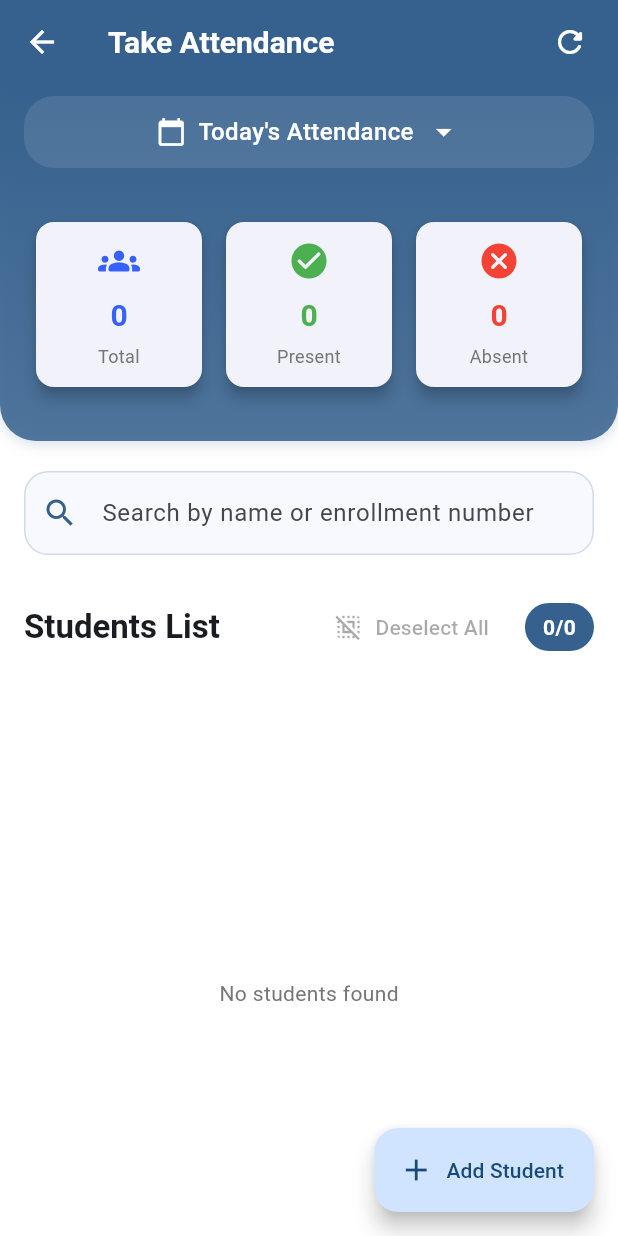
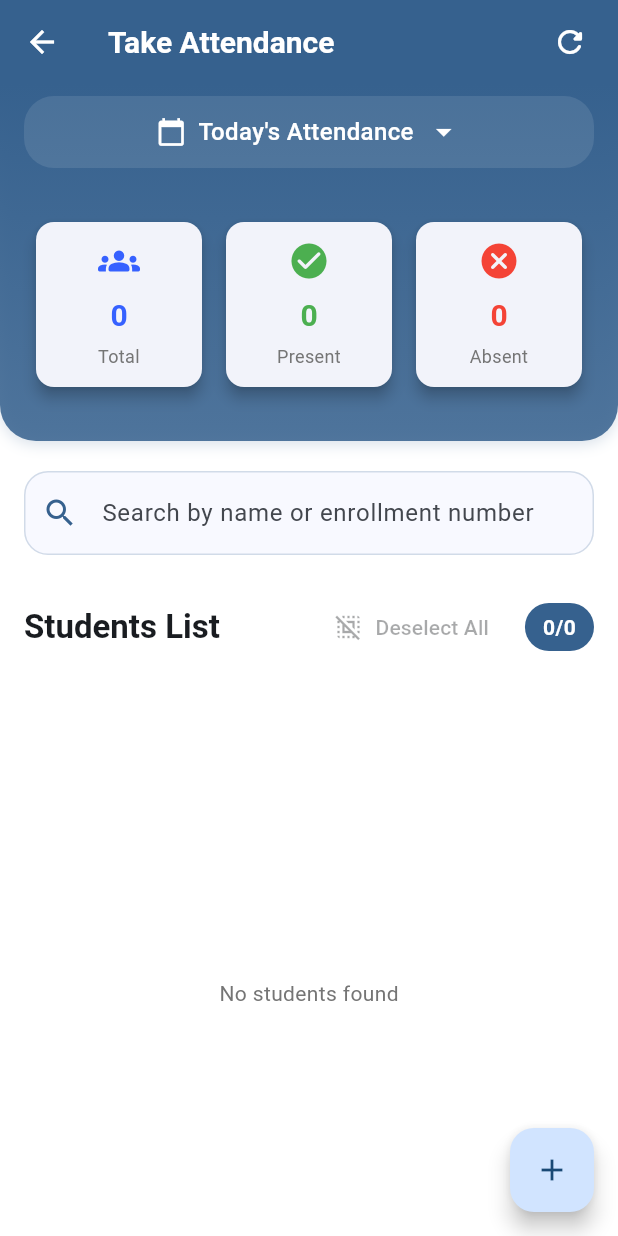
Before and after one commit to ShubhamDevPro/Smart_RollCall_Flutter, a Flutter app: the AttendanceScreen screen opened directly with empty values, on a phone screen of 412 x 824 dp. Run offline on Flutter 3.47's test engine with Material 3 defaults, Android fonts, the phone set to English and light mode, and no system bars; our stand-ins replace cloud_firestore, firebase_auth, firebase_core, share_plus, syncfusion_flutter_charts; missing offline and left inert: excel, universal_html; accounts and stored records are empty.

```diff
--- a/lib/screens/AttendanceScreen.dart
+++ b/lib/screens/AttendanceScreen.dart
@@ -495,7 +495,7 @@ class _AttendanceScreenState extends State<AttendanceScreen> {
             ),
           ),
         ),
-        floatingActionButton: FloatingActionButton.extended(
+        floatingActionButton: FloatingActionButton(
           onPressed: () {
             showModalBottomSheet(
               context: context,
@@ -506,8 +506,8 @@ class _AttendanceScreenState extends State<AttendanceScreen> {
               builder: (context) => AddStudentModal(batchId: widget.batchId),
             );
           },
-          icon: const Icon(Icons.add),
-          label: const Text('Add Student'),
+          child: const Icon(Icons.add),
+          //label: const Text(''),
         ),
       ),
     );
```
